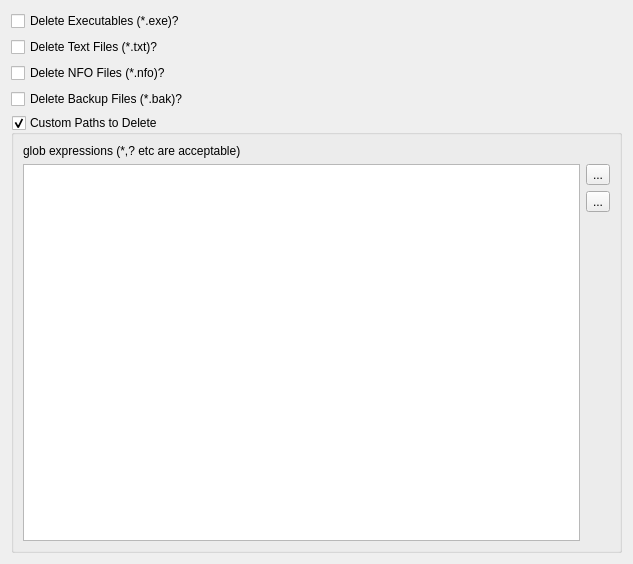
towel42-com/MediaManager, file Preferences/UI/PathsToDelete.ui: the form before one commit.
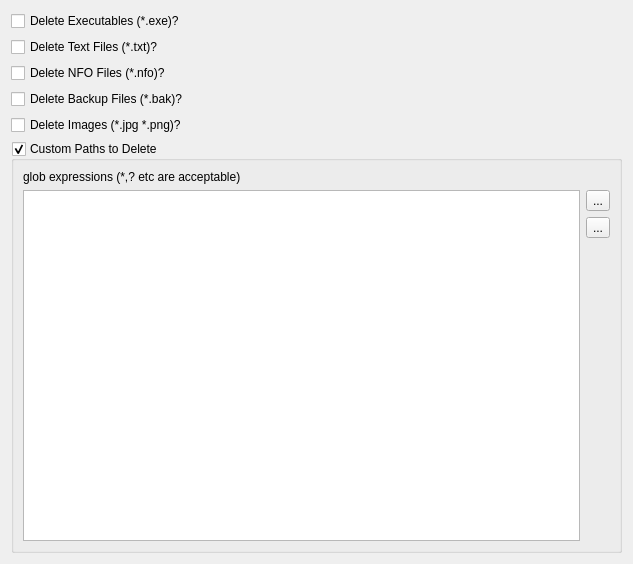
The form after the commit. Icons and pictures are not drawn.

Commit message: Added ability to delete images

```diff
--- a/Preferences/UI/PathsToDelete.ui
+++ b/Preferences/UI/PathsToDelete.ui
@@ -42,6 +42,13 @@
      </property>
     </widget>
    </item>
+   <item>
+    <widget class="QCheckBox" name="deleteImages">
+     <property name="text">
+      <string>Delete Images (*.jpg *.png)?</string>
+     </property>
+    </widget>
+   </item>
    <item>
     <widget class="QGroupBox" name="deleteCustom">
      <property name="title">
```
Left out of the diff: 2 changed lines with no effect on the pictures. The commit also changes 4 other files.
